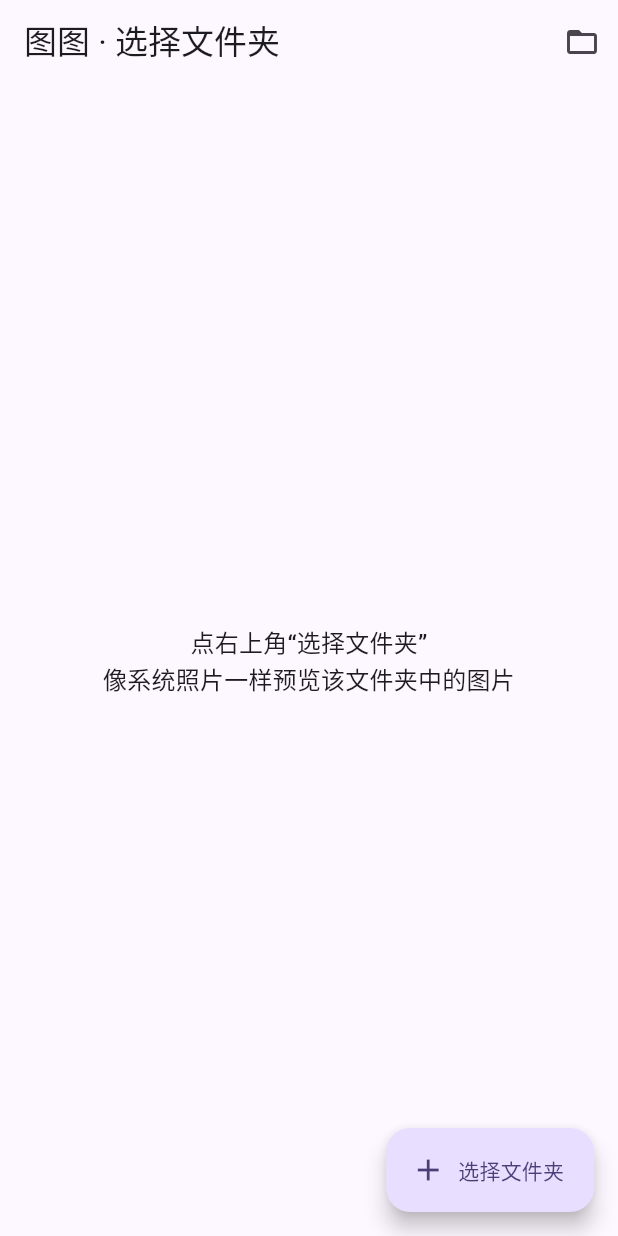
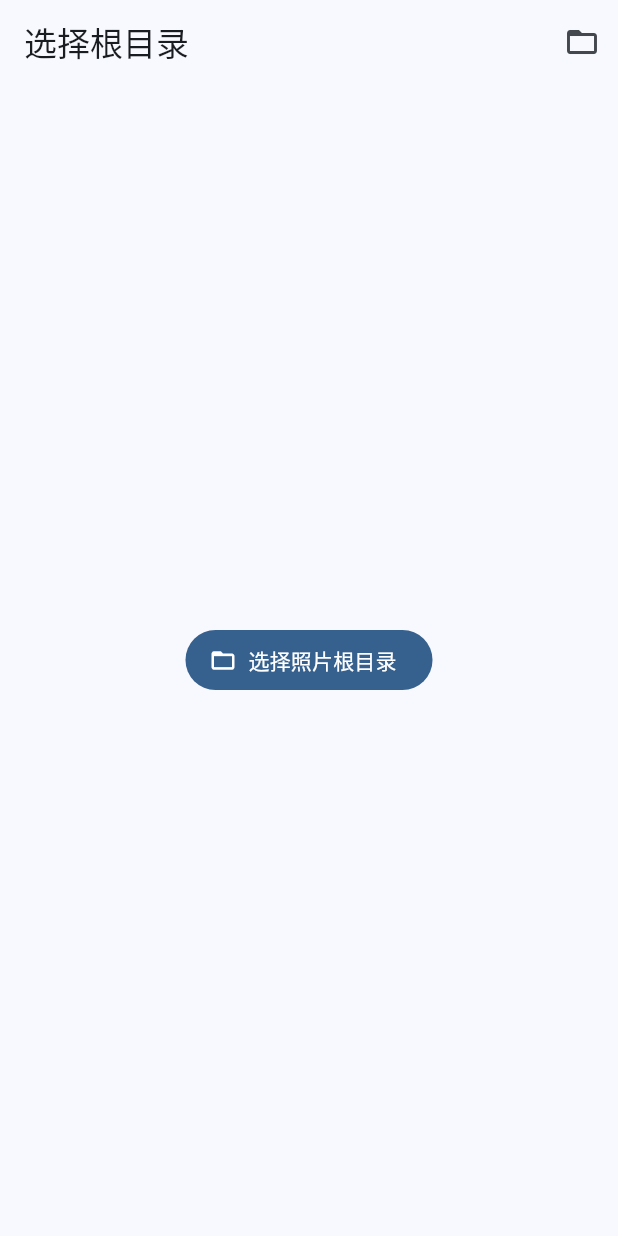
Before and after one commit to ZVVVT/tutu, a Flutter app: the screen it shows after launch, after a tap on the "folder open" icon, on a phone screen of 412 x 824 dp. Run offline on Flutter 3.47's test engine with Material 3 defaults, Android fonts, the phone set to English and light mode, and no system bars; our stand-ins replace shared_preferences; missing offline and left inert: file_selector, video_thumbnail.

Commit message:
feat: folder-based viewer—iOS security-scoped bookmark + Flutter services (scanner, thumbnails, UI) & deps

```diff
--- a/lib/main.dart
+++ b/lib/main.dart
@@ -1,195 +1,151 @@
-import 'dart:async';
-import 'dart:typed_data';
-import 'dart:io' as io show File; // 仅在非 Web 平台会实际使用
-import 'package:flutter/foundation.dart' show kIsWeb;
+import 'dart:io';
 import 'package:flutter/material.dart';
-import 'folder_bridge.dart';
+import 'services/folder_access.dart';
+import 'services/media_scanner.dart';
+import 'services/thumbnail_cache.dart';
 
-void main() => runApp(const TutuApp());
+void main() {
+  runApp(const TutuApp());
+}
 
 class TutuApp extends StatelessWidget {
   const TutuApp({super.key});
-
   @override
   Widget build(BuildContext context) {
     return MaterialApp(
       title: 'Tutu',
-      theme: ThemeData(
-        colorSchemeSeed: const Color(0xFF7C4DFF),
-        useMaterial3: true,
-      ),
-      home: const FolderGalleryPage(),
-      debugShowCheckedModeBanner: false,
+      theme: ThemeData(useMaterial3: true, colorSchemeSeed: Colors.blue),
+      home: const GalleryPage(),
     );
   }
 }
 
-class FolderGalleryPage extends StatefulWidget {
-  const FolderGalleryPage({super.key});
-
+class GalleryPage extends StatefulWidget {
+  const GalleryPage({super.key});
   @override
-  State<FolderGalleryPage> createState() => _FolderGalleryPageState();
+  State<GalleryPage> createState() => _GalleryPageState();
 }
 
-class _FolderGalleryPageState extends State<FolderGalleryPage> {
-  String? _folderName;
-  String? _folderPath;
-  List<String> _paths = [];
-  StreamSubscription? _sub;
-  bool _loading = false;
+class _GalleryPageState extends State<GalleryPage> {
+  String? rootPath;
+  List<MediaItem> items = [];
+  bool loading = false;
 
   @override
   void initState() {
     super.initState();
     _restore();
-    // iOS 下监听原生目录变化；Web/其他平台返回空流
-    _sub = TutuFolderBridge.changes().listen((_) => _reload());
+  }
+
+  Future<void> _restore() async {
+    final path = await FolderAccess.restoreRoot();
+    if (path != null && Directory(path).existsSync()) {
+      setState(() => rootPath = path);
+      await _scan();
+    }
+  }
+
+  Future<void> _pickFolder() async {
+    final path = await FolderAccess.pickRoot();
+    if (path != null) {
+      setState(() => rootPath = path);
+      await _scan();
+    }
+  }
+
+  Future<void> _scan() async {
+    final root = rootPath;
+    if (root == null) return;
+    setState(() => loading = true);
+    final result = await scanMediaRecursively(root);
+    setState(() {
+      items = result;
+      loading = false;
+    });
   }
 
   @override
   void dispose() {
-    _sub?.cancel();
+    FolderAccess.releaseAccess();
     super.dispose();
-  }
-
-  Future<void> _restore() async {
-    final f = await TutuFolderBridge.currentFolder();
-    if (f != null) {
-      setState(() {
-        _folderName = f['name'];
-        _folderPath = f['path'];
-      });
-      _reload();
-    }
-  }
-
-  Future<void> _pickFolder() async {
-    final f = await TutuFolderBridge.selectFolder();
-    if (f == null) return; // Web/非 iOS 会直接返回 null
-    setState(() {
-      _folderName = f['name'];
-      _folderPath = f['path'];
-    });
-    await _reload();
-  }
-
-  Future<void> _reload() async {
-    if (_folderPath == null) return;
-    if (_loading) return;
-    setState(() => _loading = true);
-    final rows = await TutuFolderBridge.listImages(); // Web/非 iOS 返回 []
-    setState(() {
-      _paths = rows.map((e) => e['path'] as String).toList();
-      _loading = false;
-    });
   }
 
   @override
   Widget build(BuildContext context) {
-    final title = _folderName == null ? '图图 · 选择文件夹' : '图图 · $_folderName';
+    final hasRoot = rootPath != null;
     return Scaffold(
       appBar: AppBar(
-        title: Text(title),
+        title: Text(hasRoot ? (rootPath!.split('/').last.isEmpty ? rootPath! : rootPath!.split('/').last) : '选择根目录'),
         actions: [
-          IconButton(
-            tooltip: '选择文件夹',
-            onPressed: _pickFolder,
-            icon: const Icon(Icons.folder_open),
-          ),
-          if (_folderPath != null)
-            IconButton(
-              tooltip: '刷新',
-              onPressed: _reload,
-              icon: const Icon(Icons.refresh),
-            ),
+          if (hasRoot) IconButton(onPressed: _scan, icon: const Icon(Icons.refresh)),
+          IconButton(onPressed: _pickFolder, icon: const Icon(Icons.folder_open)),
         ],
       ),
-      body: _folderPath == null
-          ? const _EmptyHint()
-          : _loading
+      body: !hasRoot
+          ? Center(
+              child: FilledButton.icon(
+                onPressed: _pickFolder,
+                icon: const Icon(Icons.folder_open),
+                label: const Text('选择照片根目录'),
+              ),
+            )
+          : loading
               ? const Center(child: CircularProgressIndicator())
-              : _paths.isEmpty
-                  ? const _EmptyFolderHint()
+              : items.isEmpty
+                  ? const Center(child: Text('空空如也，换个目录试试～'))
                   : GridView.builder(
-                      padding: const EdgeInsets.all(8),
+                      padding: const EdgeInsets.all(6),
                       gridDelegate: const SliverGridDelegateWithFixedCrossAxisCount(
                         crossAxisCount: 3,
-                        mainAxisSpacing: 8,
-                        crossAxisSpacing: 8,
+                        mainAxisSpacing: 6,
+                        crossAxisSpacing: 6,
                       ),
-                      itemCount: _paths.length,
-                      itemBuilder: (context, i) => _ImageTile(path: _paths[i]),
+                      itemCount: items.length,
+                      itemBuilder: (context, i) => _GridTile(item: items[i]),
                     ),
-      floatingActionButton: _folderPath == null
-          ? FloatingActionButton.extended(
-              onPressed: _pickFolder,
-              label: const Text('选择文件夹'),
-              icon: const Icon(Icons.add),
-            )
-          : null,
     );
   }
 }
 
-class _EmptyHint extends StatelessWidget {
-  const _EmptyHint();
+class _GridTile extends StatelessWidget {
+  final MediaItem item;
+  const _GridTile({required this.item});
 
   @override
   Widget build(BuildContext context) {
-    return Center(
-      child: Text(
-        '点右上角“选择文件夹”\n像系统照片一样预览该文件夹中的图片',
-        textAlign: TextAlign.center,
-        style: Theme.of(context).textTheme.titleMedium,
-      ),
+    return FutureBuilder<File?>(
+      future: ThumbnailCache.getThumb(item, maxSize: 480),
+      builder: (context, snap) {
+        Widget child;
+
+        if (snap.hasData && snap.data != null) {
+          child = Image.file(snap.data!, fit: BoxFit.cover);
+        } else {
+          // 缩略图尚无：用原图/视频占位（图像：用cacheWidth减压；视频：图标）
+          if (!item.isVideo) {
+            child = Image.file(
+              File(item.path),
+              fit: BoxFit.cover,
+              // 重要：降低原图解码尺寸，避免巨图卡顿/爆内存
+              cacheWidth: 480,
+            );
+          } else {
+            child = const ColoredBox(color: Colors.black12);
+          }
+        }
+
+        return Stack(
+          fit: StackFit.expand,
+          children: [
+            child,
+            if (item.isVideo)
+              const Align(
+                alignment: Alignment.center,
+                child: Icon(Icons.play_circle_outline, size: 36),
+              ),
+          ],
+        );
+      },
     );
   }
 }
-
-class _EmptyFolderHint extends StatelessWidget {
-  const _EmptyFolderHint();
-
-  @override
-  Widget build(BuildContext context) {
-    return Center(
-      child: Text(
-        '这个文件夹里没有可预览的图片\n支持：jpg/jpeg/png/gif/webp/bmp/heic/heif',
-        textAlign: TextAlign.center,
-        style: Theme.of(context).textTheme.titleMedium,
-      ),
-    );
-  }
-}
-
-class _ImageTile extends StatelessWidget {
-  const _ImageTile({required this.path});
-  final String path;
-
-  Future<Uint8List> _bytes() async {
-    if (kIsWeb) return Uint8List(0); // Web：不读取本地文件，返回空占位
-    return io.File(path).readAsBytes();
-  }
-
-  @override
-  Widget build(BuildContext context) {
-    return ClipRRect(
-      borderRadius: BorderRadius.circular(12),
-      child: FutureBuilder<Uint8List>(
-        future: _bytes(),
-        builder: (context, snap) {
-          if (snap.connectionState != ConnectionState.done) {
-            return const ColoredBox(color: Color(0x11000000));
-          }
-          if (!snap.hasData || snap.data!.isEmpty) {
-            return const Center(child: Icon(Icons.broken_image_outlined));
-          }
-          return Image.memory(
-            snap.data!,
-            fit: BoxFit.cover,
-            filterQuality: FilterQuality.low,
-          );
-        },
-      ),
-    );
-  }
-}
--- /dev/null
+++ b/lib/services/folder_access.dart
@@ -0,0 +1,49 @@
+import 'dart:io';
+import 'package:flutter/foundation.dart';
+import 'package:flutter/services.dart';
+import 'package:file_selector/file_selector.dart';
+import 'package:shared_preferences/shared_preferences.dart';
+
+class FolderAccess {
+  static const _channel = MethodChannel('io.tutu/bookmarks');
+  static const _prefsKey = 'tutu.root.path';
+
+  /// 选择根目录（iOS 走原生，其他平台走 file_selector）
+  static Future<String?> pickRoot() async {
+    if (Platform.isIOS) {
+      final res = await _channel.invokeMethod<dynamic>('pickFolder');
+      if (res is Map && res['path'] is String) {
+        final path = res['path'] as String;
+        final prefs = await SharedPreferences.getInstance();
+        await prefs.setString(_prefsKey, path);
+        return path;
+      }
+      return null;
+    } else {
+      final path = await getDirectoryPath(confirmButtonText: '选择文件夹');
+      if (path != null) {
+        final prefs = await SharedPreferences.getInstance();
+        await prefs.setString(_prefsKey, path);
+      }
+      return path;
+    }
+  }
+
+  /// 恢复持久授权并返回路径（iOS）；其他平台直接读缓存路径
+  static Future<String?> restoreRoot() async {
+    final prefs = await SharedPreferences.getInstance();
+    final cached = prefs.getString(_prefsKey);
+    if (Platform.isIOS) {
+      final restored = await _channel.invokeMethod<String?>('restoreBookmark');
+      // 若失败则回落到缓存路径（可能已失效，UI 层会提示重新选择）
+      return restored ?? cached;
+    }
+    return cached;
+  }
+
+  static Future<void> releaseAccess() async {
+    if (Platform.isIOS) {
+      await _channel.invokeMethod('releaseBookmark');
+    }
+  }
+}
--- a/pubspec.yaml
+++ b/pubspec.yaml
@@ -24,6 +24,11 @@ dependencies:
   # Use with the CupertinoIcons class for iOS style icons.
   cupertino_icons: ^1.0.0
   file_selector: ^1.0.3
+  path_provider: ^2.1.5
+  image: ^4.5.4
+  video_thumbnail: ^0.5.6
+  shared_preferences: ^2.5.3
+  crypto: ^3.0.6
 
 dev_dependencies:
   flutter_test:
```
Also changed, not shown: lib/services/media_scanner.dart (added, +43 -0 lines), lib/services/thumbnail_cache.dart (added, +53 -0 lines), pubspec.lock, 2 other files.
